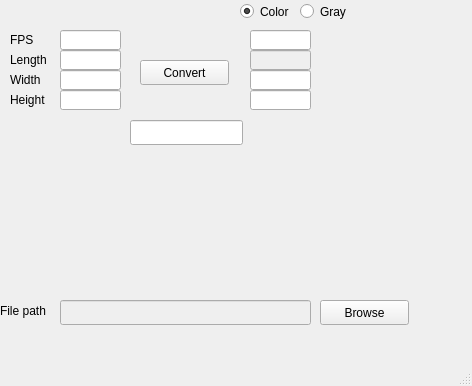
This is src/run.ui in OrJaku/video-maker as Qt 5 draws it before an edit. The edited form follows.
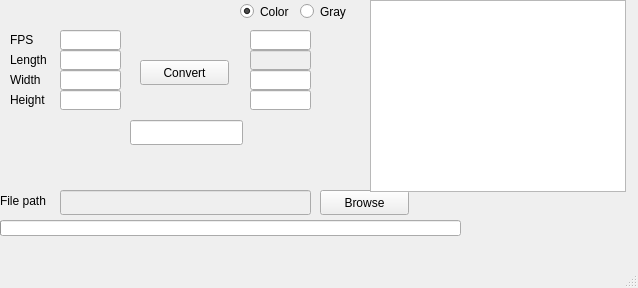
This is the edited form.

The edit to the form file:
```diff
--- a/src/run.ui
+++ b/src/run.ui
@@ -6,8 +6,8 @@
    <rect>
     <x>0</x>
     <y>0</y>
-    <width>472</width>
-    <height>386</height>
+    <width>638</width>
+    <height>288</height>
    </rect>
   </property>
   <property name="windowTitle">
@@ -226,7 +226,7 @@
     <property name="geometry">
      <rect>
       <x>0</x>
-      <y>300</y>
+      <y>190</y>
       <width>67</width>
       <height>21</height>
      </rect>
@@ -242,7 +242,7 @@
     <property name="geometry">
      <rect>
       <x>60</x>
-      <y>300</y>
+      <y>190</y>
       <width>251</width>
       <height>25</height>
      </rect>
@@ -252,7 +252,7 @@
     <property name="geometry">
      <rect>
       <x>320</x>
-      <y>300</y>
+      <y>190</y>
       <width>89</width>
       <height>25</height>
      </rect>
@@ -261,6 +261,35 @@
      <string>Browse</string>
     </property>
    </widget>
+   <widget class="QProgressBar" name="progressBar">
+    <property name="enabled">
+     <bool>true</bool>
+    </property>
+    <property name="geometry">
+     <rect>
+      <x>0</x>
+      <y>220</y>
+      <width>461</width>
+      <height>16</height>
+     </rect>
+    </property>
+    <property name="value">
+     <number>0</number>
+    </property>
+    <property name="textVisible">
+     <bool>false</bool>
+    </property>
+   </widget>
+   <widget class="QGraphicsView" name="graphicsView">
+    <property name="geometry">
+     <rect>
+      <x>370</x>
+      <y>0</y>
+      <width>256</width>
+      <height>192</height>
+     </rect>
+    </property>
+   </widget>
   </widget>
   <widget class="QMenuBar" name="menubar">
    <property name="geometry">
```
Left out of the diff: 2 changed lines with no effect on the pictures.
